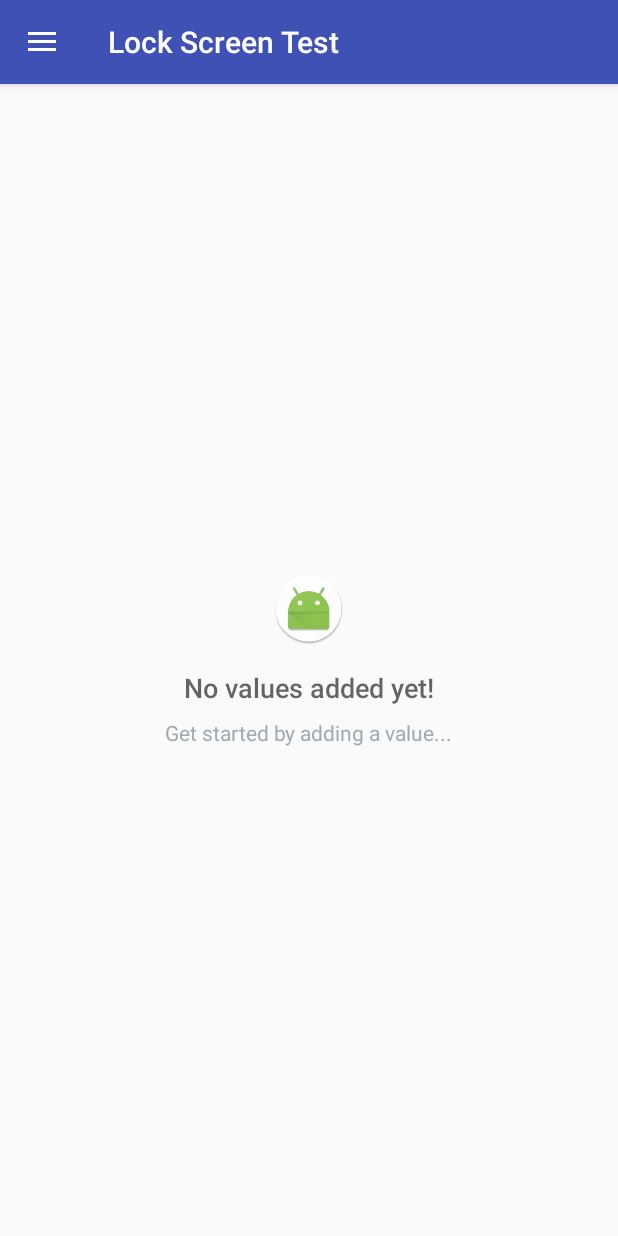
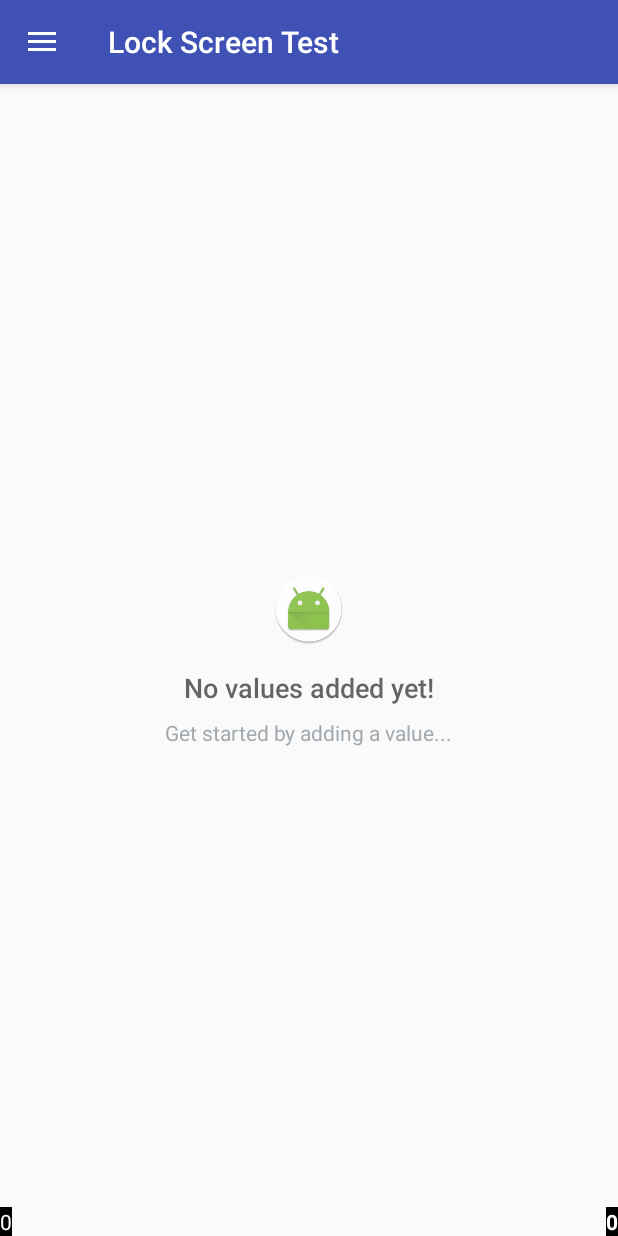
Before and after one commit to anshenguin/New-App-Prototype, an Android app: the screen it shows after launch (home), on a phone screen of 412 x 824 dp. Run offline under Robolectric (Android 15) with nearby library versions, the light colour scheme and no system bars.

Commit message:
Uses raw query to get sum values

```diff
--- a/app/src/main/java/com/kinitoapps/moneymanager/TodayFragment.java
+++ b/app/src/main/java/com/kinitoapps/moneymanager/TodayFragment.java
@@ -13,7 +13,7 @@ import android.view.LayoutInflater;
 import android.view.View;
 import android.view.ViewGroup;
 import android.widget.ListView;
-import android.widget.Toast;
+import android.widget.TextView;
 
 import com.kinitoapps.moneymanager.data.MoneyContract;
 import com.kinitoapps.moneymanager.data.MoneyDbHelper;
@@ -201,6 +201,11 @@ public class TodayFragment extends Fragment implements LoaderManager.LoaderCallb
 //        );
 
         ListView moneyListView = root.findViewById(R.id.list);
+        TextView sum_spent = root.findViewById(R.id.sum_spent);
+        sum_spent.setText(getSumSpent());
+        TextView sum_received = root.findViewById(R.id.sum_received);
+        sum_received.setText(getSumReceived());
+
         View emptyView = root.findViewById(R.id.empty_view);
         moneyListView.setEmptyView(emptyView);
 //        MoneyCursorAdapter adapter = new MoneyCursorAdapter(getActivity(), cursor);
@@ -319,6 +324,8 @@ public class TodayFragment extends Fragment implements LoaderManager.LoaderCallb
         mCursorAdapter.swapCursor(null);
     }
 
+
+
     /**
      * This interface must be implemented by activities that contain this
      * fragment to allow an interaction in this fragment to be communicated
@@ -334,4 +341,29 @@ public class TodayFragment extends Fragment implements LoaderManager.LoaderCallb
         void onFragmentInteraction(Uri uri);
     }
 
+    public String getSumSpent(){
+        MoneyDbHelper mDbHelper = new MoneyDbHelper(getActivity());
+        SQLiteDatabase db = mDbHelper.getReadableDatabase();
+        String str = "";
+        Cursor cur = db.rawQuery("SELECT SUM(value) FROM today WHERE status = 1", null);
+        if(cur.moveToFirst())
+        {
+            str = String.valueOf(cur.getInt(0));
+            cur.close();
+        }
+        return str;
+    }
+
+    public String getSumReceived() {
+        String sumReceived = "";
+        MoneyDbHelper mDbHelper = new MoneyDbHelper(getActivity());
+        SQLiteDatabase db = mDbHelper.getReadableDatabase();
+        Cursor cur = db.rawQuery("SELECT SUM(value) FROM today WHERE status = 2", null);
+        if(cur.moveToFirst())
+        {
+            sumReceived = String.valueOf(cur.getInt(0));
+            cur.close();
+        }
+        return sumReceived;
+    }
 }
--- a/app/src/main/res/layout/fragment_today.xml
+++ b/app/src/main/res/layout/fragment_today.xml
@@ -45,4 +45,23 @@
             android:textAppearance="?android:textAppearanceSmall"
             android:textColor="#A2AAB0"/>
     </RelativeLayout>
+
+    <TextView
+        android:layout_width="wrap_content"
+        android:layout_height="wrap_content"
+        android:textStyle="bold"
+        android:id="@+id/sum_spent"
+        android:textColor="#fff"
+        android:background="#000"
+        android:text="SUM OF SPENT HERE"
+        android:layout_gravity="end|bottom"/>
+
+    <TextView
+        android:layout_width="wrap_content"
+        android:layout_height="wrap_content"
+        android:id="@+id/sum_received"
+        android:textColor="#fff"
+        android:background="#000"
+        android:layout_gravity="start|bottom"
+        android:text="SUM OF RECEIVED HERE"/>
 </FrameLayout>
```
